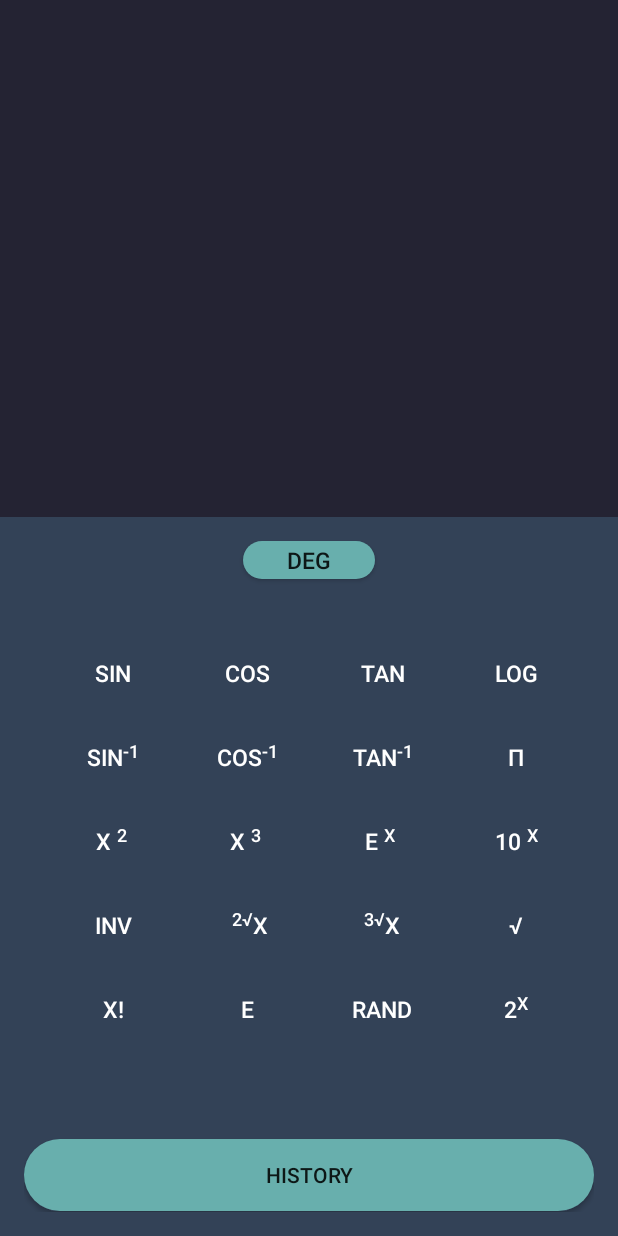
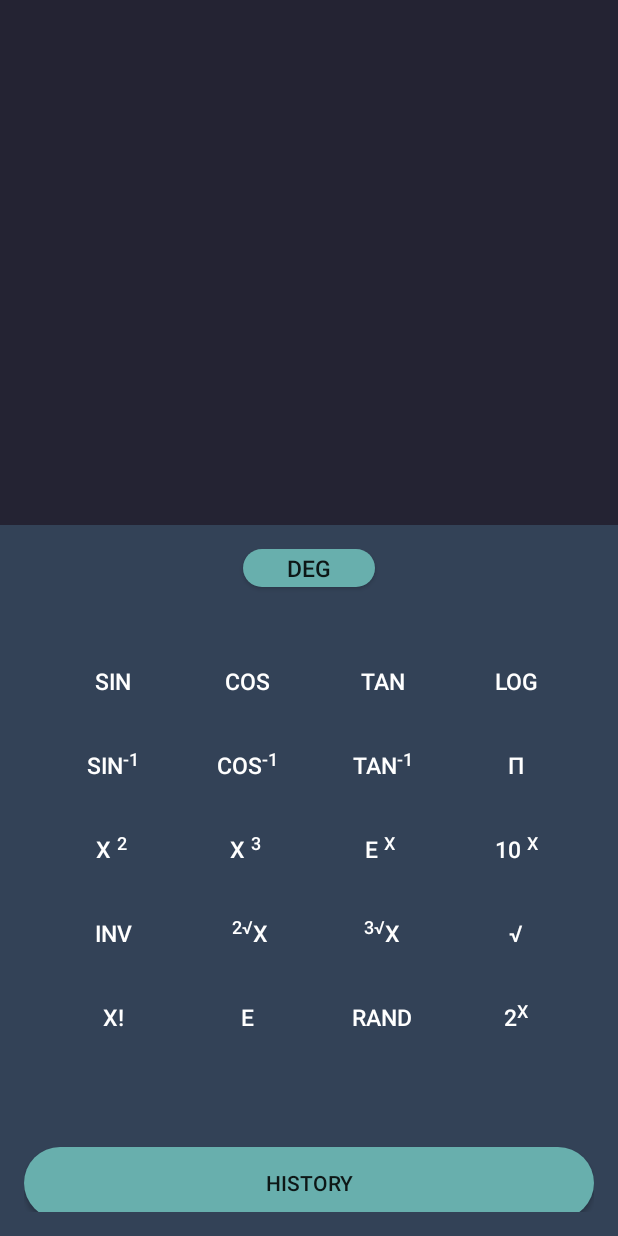
Before and after one commit to ZAHEER-svg/Calculator, an Android app: the screen it shows after launch (MainActivity), on a phone screen of 412 x 824 dp. Run offline under Robolectric (Android 15) with nearby library versions, the phone set to English and light mode, and no system bars; plain views replace SlidingUpPanelLayout; 1 statement that could not run was skipped.

```diff
--- a/app/src/main/res/layout-land/bottom.xml
+++ b/app/src/main/res/layout-land/bottom.xml
@@ -5,7 +5,7 @@
     android:id="@+id/design_bottom_sheet"
     android:layout_width="match_parent"
     android:layout_height="match_parent"
-    android:background="#334257"
+    android:background="@color/darkblue"
     android:orientation="vertical">
 
     <androidx.constraintlayout.widget.ConstraintLayout
@@ -20,12 +20,11 @@
             android:layout_width="wrap_content"
             android:layout_height="25dp"
             android:layout_gravity="center"
-            android:background="@color/darkGray_300"
             android:elevation="5dp"
             android:textOff="@string/mode_btn_toggle_rad"
             android:textOn="@string/mode_btn_toggle_deg"
             android:textSize="@dimen/scientific_button_size"
-
+            android:background="@drawable/buttons2"
             app:layout_constraintEnd_toEndOf="parent"
             app:layout_constraintHorizontal_bias="0.499"
             app:layout_constraintStart_toStartOf="parent"
--- a/app/src/main/res/layout/main.xml
+++ b/app/src/main/res/layout/main.xml
@@ -12,7 +12,6 @@
             android:id="@+id/history"
             android:layout_width="0dp"
             android:layout_height="wrap_content"
-            android:layout_marginTop="30dp"
             android:maxHeight="50dp"
             android:maxLines="1"
             android:paddingVertical="2dp"
@@ -35,7 +34,7 @@
             android:layout_width="0dp"
             android:layout_height="86dp"
 
-            android:maxHeight="70dp"
+            android:maxHeight="67dp"
             android:maxLines="1"
             android:paddingStart="30dp"
             android:paddingEnd="30dp"
@@ -44,7 +43,7 @@
             android:textColorHighlight="#FFA500"
             android:textColorHint="@color/purple_500"
             android:textColorLink="#FFA500"
-            app:autoSizeMaxTextSize="100sp"
+            app:autoSizeMaxTextSize="90sp"
             app:autoSizeMinTextSize="7sp"
             app:autoSizeTextType="uniform"
             app:layout_constraintEnd_toStartOf="@+id/guideline_right"
@@ -56,7 +55,7 @@
         <com.sothree.slidinguppanel.SlidingUpPanelLayout
             android:id="@+id/sliding_layout"
             android:layout_width="0dp"
-            android:layout_height="495dp"
+            android:layout_height="490dp"
             android:gravity="bottom"
             app:layout_constraintBottom_toBottomOf="parent"
             app:layout_constraintEnd_toEndOf="parent"
@@ -64,7 +63,7 @@
             app:layout_constraintTop_toBottomOf="@+id/display_expressions"
             app:layout_constraintVertical_bias="1.0"
             app:umanoFadeColor="@android:color/transparent"
-            app:umanoPanelHeight="50dp"
+            app:umanoPanelHeight="45dp"
             app:umanoShadowHeight="0dp">
 
 
```
Also changed, not shown: app/src/main/java/com/example/calculator/MainActivity.java (+29 -21 lines).
